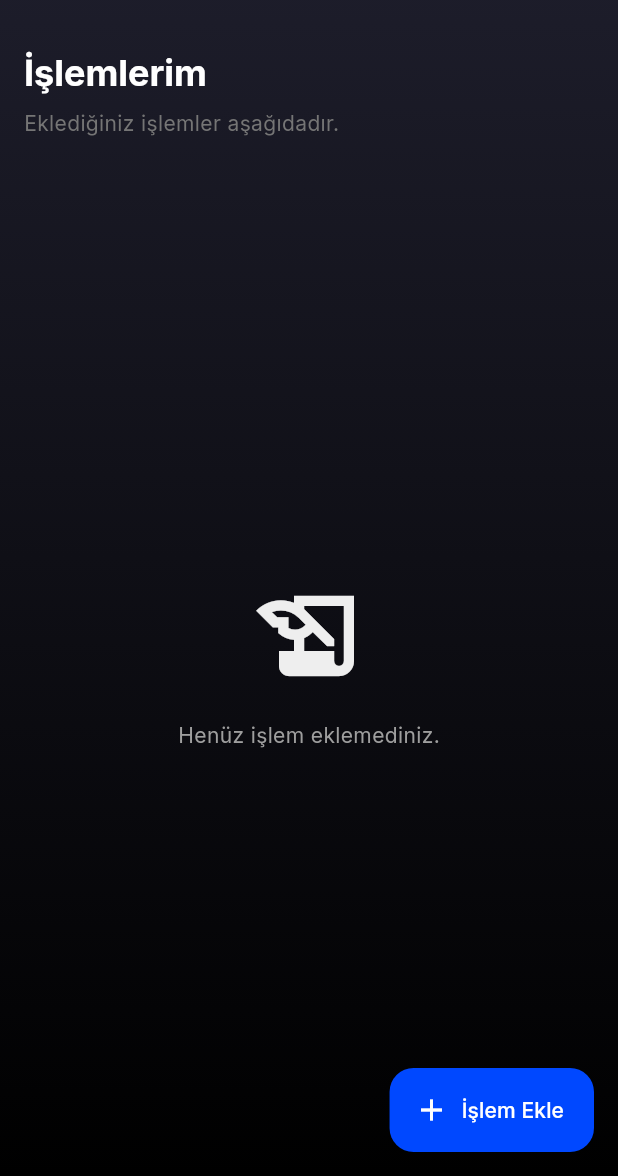
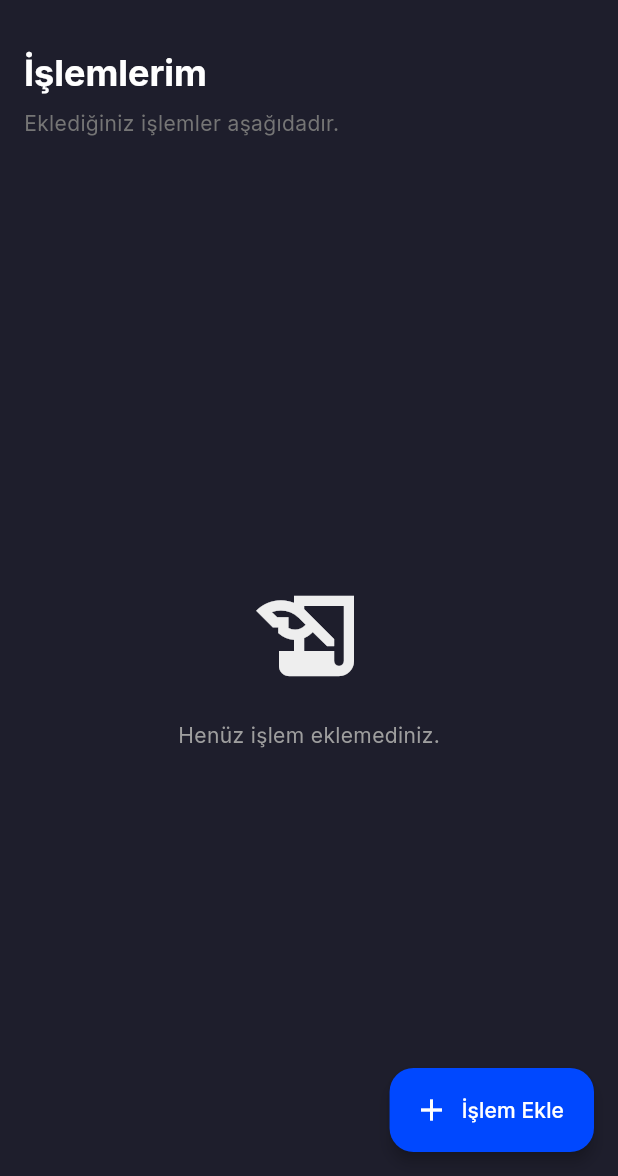
Before and after one commit to ardaaskinn01/tutakogullari-cari-takip, a Flutter app: the screen it shows once a user with an empty profile is signed in, on a phone screen of 412 x 824 dp, the part 60-1236 px from its top. Run offline on Flutter 3.47's test engine with Material 3 defaults, Android fonts, the phone set to English and light mode, and no system bars; our stand-ins replace flutter_animate, flutter_riverpod, go_router, google_fonts, supabase_flutter; missing offline and left inert: window_manager; accounts and stored records are empty.

Commit message:
build updates

```diff
--- a/lib/core/theme/app_theme.dart
+++ b/lib/core/theme/app_theme.dart
@@ -27,7 +27,7 @@ class AppTheme {
         onError: Colors.white,
         onSurface: Colors.white,
       ),
-      scaffoldBackgroundColor: Colors.transparent, // Transparent for gradient
+      scaffoldBackgroundColor: const Color(0xFF1E1E2C), // Fixed: Solid color prevents iOS transition ghosting
       // Typography
       textTheme: GoogleFonts.interTextTheme()
           .apply(bodyColor: Colors.white, displayColor: Colors.white)
```
